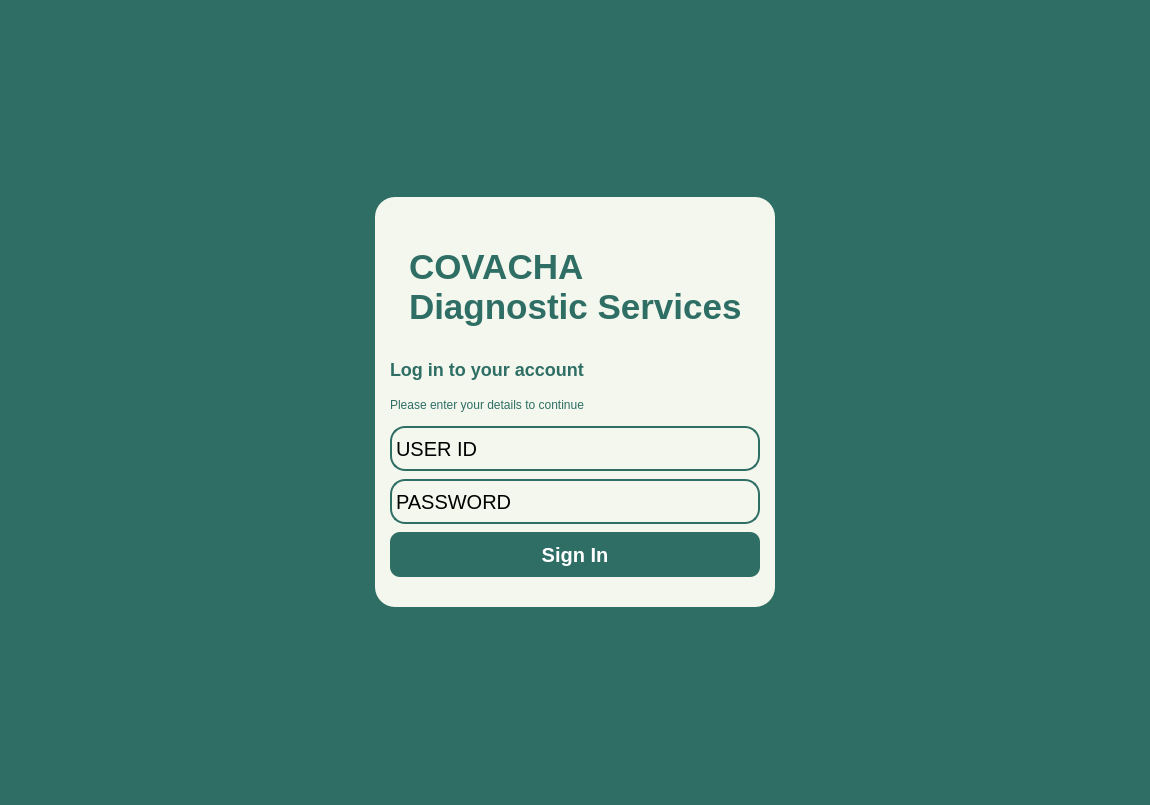
Before: the Qt Designer form Views/LogIn.ui in VinsmokeSanji69/COVACHA_CLINIC_SYSTEM, drawn with Qt 5.
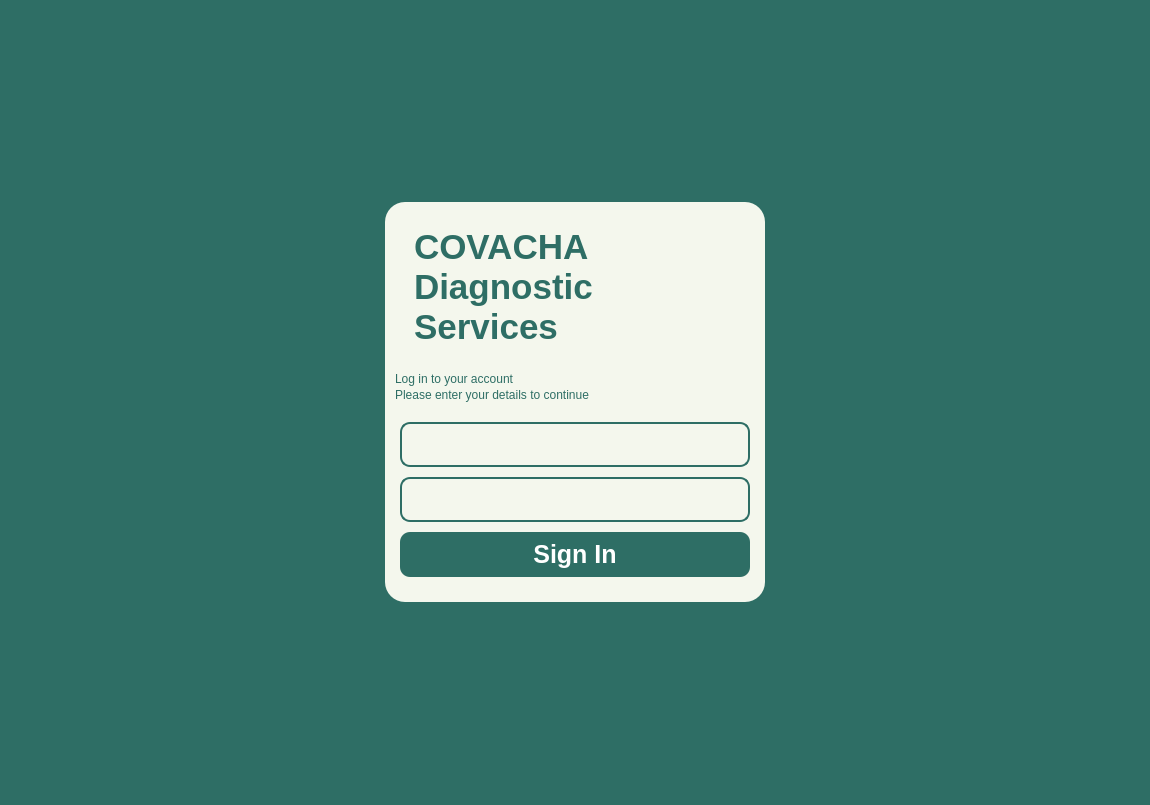
After: the same form once the commit is applied.

Patch:
```diff
--- a/Views/LogIn.ui
+++ b/Views/LogIn.ui
@@ -60,7 +60,7 @@
 }
 QLineEdit {
 	border: 2px solid #2E6E65;
-	border-radius: 15px;
+	border-radius: 10px;
 	text-align: center;
 	font-size: 20px;
 	background-color: #F4F7ED;
@@ -98,37 +98,43 @@
     </size>
    </property>
    <layout class="QVBoxLayout" name="verticalLayout">
-    <item alignment="Qt::AlignHCenter">
-     <widget class="QWidget" name="Login" native="true">
-      <property name="minimumSize">
-       <size>
-        <width>400</width>
-        <height>410</height>
-       </size>
-      </property>
-      <property name="maximumSize">
-       <size>
-        <width>400</width>
-        <height>410</height>
-       </size>
-      </property>
-      <layout class="QVBoxLayout" name="verticalLayout_2">
-       <property name="spacing">
-        <number>8</number>
-       </property>
-       <property name="leftMargin">
-        <number>15</number>
-       </property>
-       <property name="topMargin">
-        <number>30</number>
-       </property>
-       <property name="rightMargin">
-        <number>15</number>
-       </property>
-       <property name="bottomMargin">
-        <number>30</number>
-       </property>
        <item alignment="Qt::AlignHCenter|Qt::AlignVCenter">
+     <widget class="QWidget" name="Login" native="true">
+      <property name="sizePolicy">
+       <sizepolicy hsizetype="Fixed" vsizetype="Fixed">
+        <horstretch>0</horstretch>
+        <verstretch>0</verstretch>
+       </sizepolicy>
+      </property>
+      <property name="minimumSize">
+       <size>
+        <width>0</width>
+        <height>0</height>
+       </size>
+      </property>
+      <property name="maximumSize">
+       <size>
+        <width>380</width>
+        <height>600</height>
+       </size>
+      </property>
+      <layout class="QVBoxLayout" name="verticalLayout_4">
+       <property name="spacing">
+        <number>15</number>
+       </property>
+       <property name="leftMargin">
+        <number>10</number>
+       </property>
+       <property name="topMargin">
+        <number>25</number>
+       </property>
+       <property name="rightMargin">
+        <number>10</number>
+       </property>
+       <property name="bottomMargin">
+        <number>25</number>
+       </property>
+       <item alignment="Qt::AlignTop">
         <widget class="QLabel" name="SystemTitle">
          <property name="enabled">
           <bool>false</bool>
@@ -150,6 +156,24 @@
          </property>
         </widget>
        </item>
+       <item alignment="Qt::AlignTop">
+        <widget class="QWidget" name="widget" native="true">
+         <layout class="QVBoxLayout" name="verticalLayout_2">
+          <property name="spacing">
+           <number>2</number>
+          </property>
+          <property name="leftMargin">
+           <number>0</number>
+          </property>
+          <property name="topMargin">
+           <number>10</number>
+          </property>
+          <property name="rightMargin">
+           <number>0</number>
+          </property>
+          <property name="bottomMargin">
+           <number>0</number>
+          </property>
        <item>
         <widget class="QLabel" name="Description1">
          <property name="sizePolicy">
@@ -160,9 +184,7 @@
          </property>
          <property name="styleSheet">
           <string notr="true">QLabel {
-	font: 900 10pt &quot;Satoshi Black&quot;;
-	font-size: 18px;
-	font-weight: bold;
+	font: 900 14pt &quot;Satoshi&quot;;
 	color:  #2E6E65;
 	background: transparent;
 	qproperty-alignment: 'AlignCenter';
@@ -177,8 +199,7 @@
         <widget class="QLabel" name="Description2">
          <property name="styleSheet">
           <string notr="true">QLabel {
-	font: 300 10pt &quot;Lexend Light&quot;;
-	font-size: 12px;
+	font: 500 11pt &quot;Satoshi&quot;;
 	color:  #2E6E65;
 	background: transparent;
 	qproperty-alignment: 'AlignCenter';
@@ -189,6 +210,33 @@
          </property>
         </widget>
        </item>
+         </layout>
+        </widget>
+       </item>
+       <item>
+        <widget class="QWidget" name="widget_2" native="true">
+         <property name="sizePolicy">
+          <sizepolicy hsizetype="Preferred" vsizetype="Preferred">
+           <horstretch>0</horstretch>
+           <verstretch>0</verstretch>
+          </sizepolicy>
+         </property>
+         <layout class="QVBoxLayout" name="verticalLayout_3">
+          <property name="spacing">
+           <number>10</number>
+          </property>
+          <property name="leftMargin">
+           <number>5</number>
+          </property>
+          <property name="topMargin">
+           <number>5</number>
+          </property>
+          <property name="rightMargin">
+           <number>5</number>
+          </property>
+          <property name="bottomMargin">
+           <number>0</number>
+          </property>
        <item>
         <widget class="QLineEdit" name="UserIDInput">
          <property name="sizePolicy">
@@ -213,7 +261,7 @@
           <string notr="true"/>
          </property>
          <property name="text">
-          <string>USER ID</string>
+             <string/>
          </property>
          <property name="html" stdset="0">
           <string>&lt;!DOCTYPE HTML PUBLIC &quot;-//W3C//DTD HTML 4.0//EN&quot; &quot;http://www.w3.org/TR/REC-html40/strict.dtd&quot;&gt;
@@ -227,7 +275,7 @@
          </property>
         </widget>
        </item>
-       <item alignment="Qt::AlignVCenter">
+          <item>
         <widget class="QLineEdit" name="PasswordInput">
          <property name="sizePolicy">
           <sizepolicy hsizetype="Expanding" vsizetype="Preferred">
@@ -251,7 +299,7 @@
           <string notr="true"/>
          </property>
          <property name="text">
-          <string>PASSWORD</string>
+             <string/>
          </property>
          <property name="html" stdset="0">
           <string>&lt;!DOCTYPE HTML PUBLIC &quot;-//W3C//DTD HTML 4.0//EN&quot; &quot;http://www.w3.org/TR/REC-html40/strict.dtd&quot;&gt;
@@ -288,15 +336,19 @@
          <property name="styleSheet">
           <string notr="true">QPushButton {
 	background-color: #2E6E65;
-	font-size: 20px;
+	font-size: 25px;
 	color: white;
 	border-radius: 10px;
 	font-weight: bold;
+	padding: 5px;
 }</string>
          </property>
          <property name="text">
           <string>Sign In</string>
          </property>
+           </widget>
+          </item>
+         </layout>
         </widget>
        </item>
       </layout>
```
Lines whose indentation alone changed are shown as unchanged.
